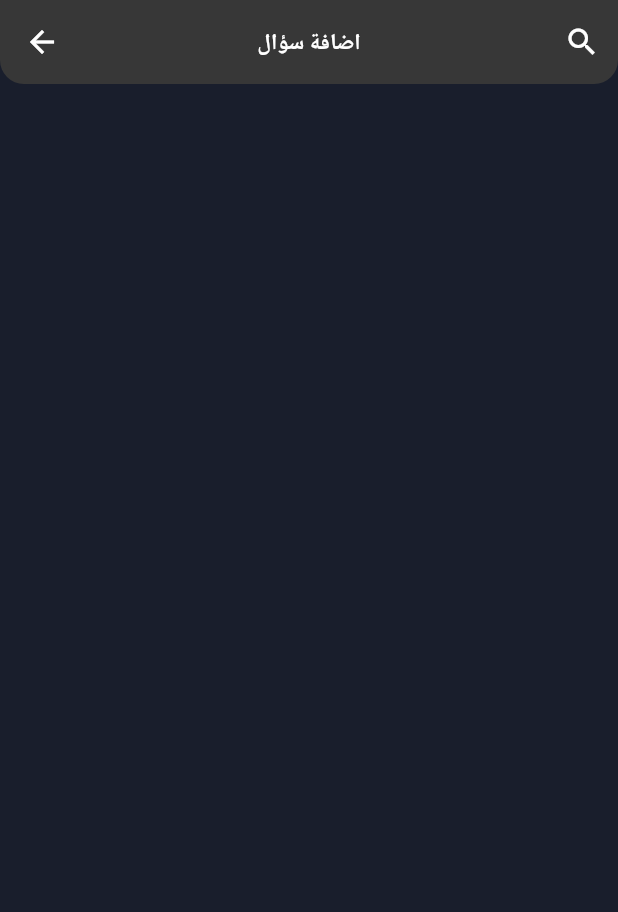
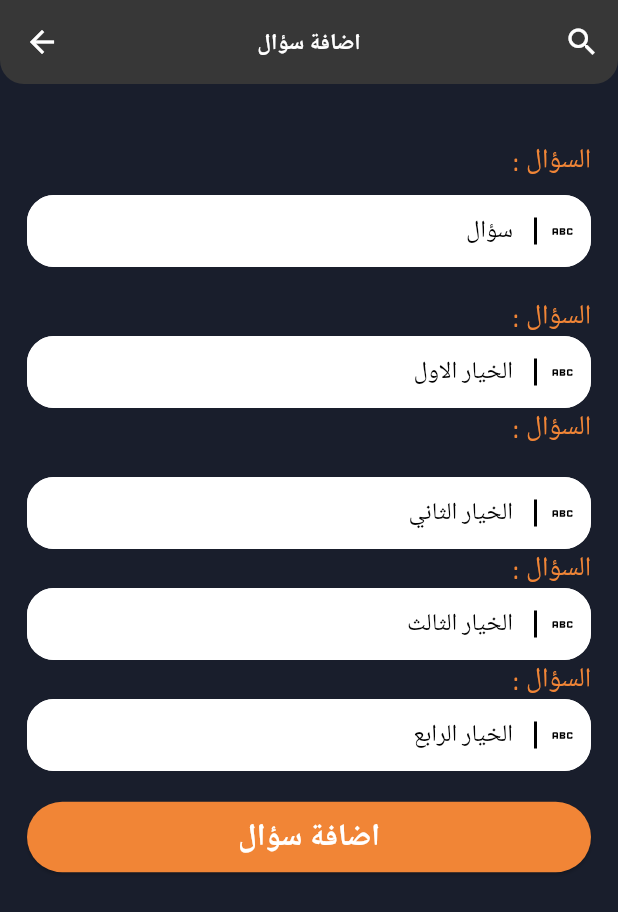
Before and after one commit to Taha12aas/userqueize, a Flutter app: the AddQuestion screen opened by its route, on a phone screen of 412 x 824 dp. Shown: the top 912 px of the screen. Run offline on Flutter 3.47's test engine with Material 3 defaults, Android fonts, the light colour scheme and no system bars; missing offline and left inert: font_awesome_icon_class; project files that could hold a hidden picture were left out.

Commit message:
edit AddQuestion add InfoTextField

```diff
--- a/lib/Mobile/views/add_question.dart
+++ b/lib/Mobile/views/add_question.dart
@@ -1,5 +1,8 @@
 import 'package:flutter/material.dart';
+import 'package:userqueize/Mobile/widgets/add_teacher_view/custom_button.dart';
+import 'package:userqueize/Mobile/widgets/add_teacher_view/info_text_field.dart';
 import 'package:userqueize/utils/custom_app_bar.dart';
+import 'package:userqueize/utils/font_style.dart';
 
 class AddQuestion extends StatelessWidget {
   const AddQuestion({super.key});
@@ -8,6 +11,64 @@ class AddQuestion extends StatelessWidget {
   Widget build(BuildContext context) {
     return Scaffold(
       appBar: customAppBar('اضافة سؤال', context),
+      body: SingleChildScrollView(
+        child: Padding(
+          padding: const EdgeInsets.all(18),
+          child: Column(
+            crossAxisAlignment: CrossAxisAlignment.end,
+            children: [
+              const SizedBox(
+                height: 20,
+              ),
+              const Text(
+                ': السؤال',
+                style: FontStyleApp.textStyleOrange18,
+              ),
+              const SizedBox(
+                height: 10,
+              ),
+              const InfoTextField(hintText: 'سؤال', iconData: Icons.abc),
+              const SizedBox(
+                height: 20,
+              ),
+              const Text(
+                ': السؤال',
+                style: FontStyleApp.textStyleOrange18,
+              ),
+              const InfoTextField(
+                  hintText: 'الخيار الاول', iconData: Icons.abc),
+              const Text(
+                ': السؤال',
+                style: FontStyleApp.textStyleOrange18,
+              ),
+              const SizedBox(
+                height: 20,
+              ),
+              const InfoTextField(
+                  hintText: 'الخيار الثاني', iconData: Icons.abc),
+              const Text(
+                ': السؤال',
+                style: FontStyleApp.textStyleOrange18,
+              ),
+              const InfoTextField(
+                  hintText: 'الخيار الثالث', iconData: Icons.abc),
+              const Text(
+                ': السؤال',
+                style: FontStyleApp.textStyleOrange18,
+              ),
+              const InfoTextField(
+                  hintText: 'الخيار الرابع', iconData: Icons.abc),
+              const SizedBox(
+                height: 20,
+              ),
+              CustomButton(
+                title: 'اضافة سؤال',
+                onPressed: () {},
+              )
+            ],
+          ),
+        ),
+      ),
     );
   }
 }
```
